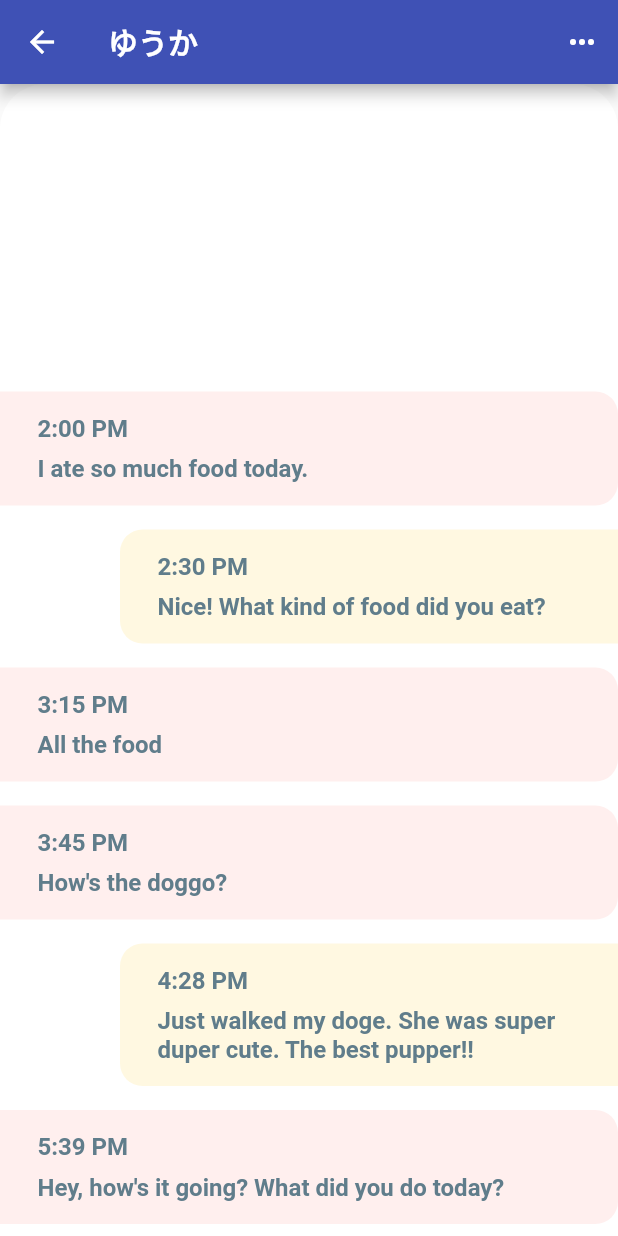
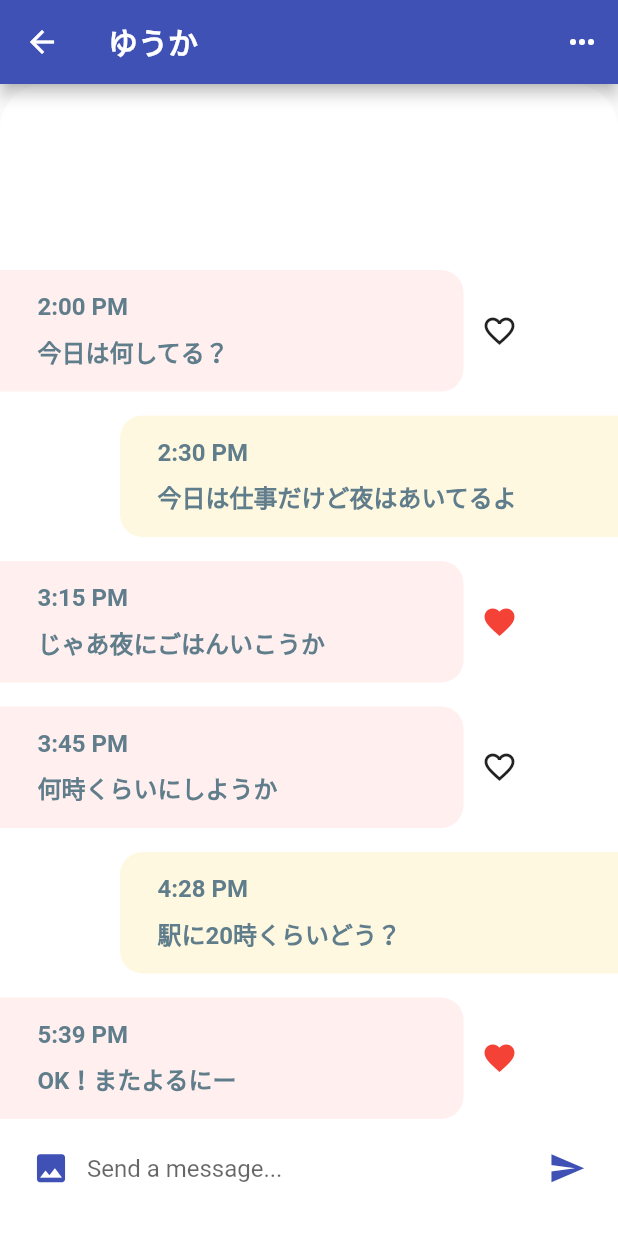
Before and after one commit to ramtiga/chat_ui, a Flutter app: the screen it shows after launch, after a tap on "ゆうか", on a phone screen of 412 x 824 dp. Run offline on Flutter 3.47's test engine with Material 2 defaults, Android fonts, the phone set to English and light mode, and no system bars; our stand-ins replace flutter_hooks, hooks_riverpod.

Commit message:
Add change like

```diff
--- a/lib/main.dart
+++ b/lib/main.dart
@@ -6,9 +6,6 @@ final selectMenuProvider = StateProvider((ref) => 0);
 
 void main() {
   runApp(ProviderScope(child: MyApp()));
-  //runApp(
-  //  ProviderScope(child: MyApp()),
-  //);
 }
 
 class MyApp extends StatelessWidget {
--- a/lib/models/message.dart
+++ b/lib/models/message.dart
@@ -1,11 +1,12 @@
 import 'package:chat_ui/models/user.dart';
+import 'package:flutter/material.dart';
 
 class Message {
-  final User sender;
-  final String time;
-  final String text;
-  final bool isLiked;
-  final bool unread;
+  User sender;
+  String time;
+  String text;
+  bool isLiked;
+  bool unread;
 
   Message({this.sender, this.time, this.text, this.isLiked, this.unread});
 }
@@ -73,45 +74,54 @@ List<Message> chats = [
 
 List<Message> messages = [
   Message(
-    sender: user4,
+    sender: user1,
     time: '5:39 PM',
-    text: 'Hey, how\'s it going? What did you do today?',
+    text: 'OK！またよるにー',
     isLiked: true,
     unread: true,
   ),
   Message(
     sender: currentUser,
     time: '4:28 PM',
-    text: 'Just walked my doge. She was super duper cute. The best pupper!!',
+    text: '駅に20時くらいどう？',
     isLiked: false,
     unread: true,
   ),
   Message(
-    sender: user7,
+    sender: user1,
     time: '3:45 PM',
-    text: 'How\'s the doggo?',
+    text: '何時くらいにしようか',
     isLiked: false,
     unread: true,
   ),
   Message(
-    sender: user2,
+    sender: user1,
     time: '3:15 PM',
-    text: 'All the food',
+    text: 'じゃあ夜にごはんいこうか',
     isLiked: true,
     unread: true,
   ),
   Message(
     sender: currentUser,
     time: '2:30 PM',
-    text: 'Nice! What kind of food did you eat?',
+    text: '今日は仕事だけど夜はあいてるよ',
     isLiked: false,
     unread: true,
   ),
   Message(
-    sender: user5,
+    sender: user1,
     time: '2:00 PM',
-    text: 'I ate so much food today.',
+    text: '今日は何してる？',
     isLiked: false,
     unread: true,
   ),
 ];
+
+class MessageChangeNotifier with ChangeNotifier {
+  List<Message> msgs = messages;
+
+  void changeLike(Message msg) {
+    msg.isLiked ? msg.isLiked = false : msg.isLiked = true;
+    notifyListeners();
+  }
+}
--- a/lib/pages/chat.dart
+++ b/lib/pages/chat.dart
@@ -2,12 +2,17 @@ import 'package:chat_ui/models/message.dart';
 import 'package:chat_ui/models/user.dart';
 import 'package:flutter/material.dart';
 import 'package:flutter_hooks/flutter_hooks.dart';
+import 'package:hooks_riverpod/hooks_riverpod.dart';
+
+final chatProvider = ChangeNotifierProvider((ref) => MessageChangeNotifier());
 
 class ChatPage extends HookWidget {
   final User user;
   ChatPage({this.user});
   @override
   Widget build(BuildContext context) {
+    final messageChats = useProvider(chatProvider);
+
     return Scaffold(
       appBar: AppBar(
         title: Text(
@@ -18,74 +23,9 @@ class ChatPage extends HookWidget {
           IconButton(icon: Icon(Icons.more_horiz), onPressed: () {}),
         ],
       ),
-      //body: Column(
-      //  children: [
-      //    Expanded(
-      //      child: Container(
-      //        //padding: EdgeInsets.symmetric(horizontal: 25.0, vertical: 15.0),
-      //        //width: MediaQuery.of(context).size.width * 0.75,
-      //        child: ListView.builder(
-      //            reverse: true,
-      //            itemCount: messages.length,
-      //            itemBuilder: (BuildContext context, int index) {
-      //              final message = messages[index];
-      //              bool isMe = message.sender == currentUser ? true : false;
-      //              return Container(
-      //                width: MediaQuery.of(context).size.width * 0.75,
-      //                margin: isMe
-      //                    ? EdgeInsets.only(
-      //                        top: 8.0,
-      //                        bottom: 8.0,
-      //                        left: 80.0,
-      //                      )
-      //                    : EdgeInsets.only(
-      //                        top: 8.0,
-      //                        bottom: 8.0,
-      //                      ),
-      //                padding: EdgeInsets.symmetric(
-      //                    horizontal: 25.0, vertical: 15.0),
-      //                decoration: BoxDecoration(
-      //                  color: isMe ? Colors.amber[50] : Color(0xFFFFEFEE),
-      //                  borderRadius: isMe
-      //                      ? BorderRadius.only(
-      //                          topLeft: Radius.circular(15.0),
-      //                          bottomLeft: Radius.circular(15.0),
-      //                        )
-      //                      : BorderRadius.only(
-      //                          topRight: Radius.circular(15.0),
-      //                          bottomRight: Radius.circular(15.0),
-      //                        ),
-      //                ),
-      //                child: Column(
-      //                  crossAxisAlignment: CrossAxisAlignment.start,
-      //                  children: [
-      //                    Text(
-      //                      message.time,
-      //                      style: TextStyle(
-      //                          color: Colors.blueGrey,
-      //                          fontSize: 16.0,
-      //                          fontWeight: FontWeight.bold),
-      //                    ),
-      //                    SizedBox(height: 8.0),
-      //                    Text(
-      //                      message.text,
-      //                      style: TextStyle(
-      //                          color: Colors.blueGrey,
-      //                          fontSize: 16.0,
-      //                          fontWeight: FontWeight.bold),
-      //                    ),
-      //                  ],
-      //                ),
-      //              );
-      //            }),
-      //      ),
-      //    ),
-      //  ],
-      //),
       body: GestureDetector(
         onTap: () => FocusScope.of(context).unfocus(),
         child: Column(
-          //crossAxisAlignment: CrossAxisAlignment.start,
           children: [
             Expanded(
               child: Container(
@@ -100,12 +40,12 @@ class ChatPage extends HookWidget {
                       topRight: Radius.circular(30.0)),
                   child: ListView.builder(
                       reverse: true,
-                      itemCount: messages.length,
+                      itemCount: messageChats.msgs.length,
                       itemBuilder: (BuildContext context, int index) {
-                        final message = messages[index];
+                        final message = messageChats.msgs[index];
                         bool isMe =
                             message.sender == currentUser ? true : false;
-                        return Container(
+                        final Container msg = Container(
                           width: MediaQuery.of(context).size.width * 0.75,
                           margin: isMe
                               ? EdgeInsets.only(
@@ -152,20 +92,55 @@ class ChatPage extends HookWidget {
                             ],
                           ),
                         );
-                        Row(
+                        if (isMe) {
+                          return msg;
+                        }
+                        return Row(
                           children: [
+                            msg,
                             IconButton(
                                 icon: message.isLiked
-                                    ? Icon(Icons.favorite)
+                                    ? Icon(
+                                        Icons.favorite,
+                                        color: Colors.red,
+                                      )
                                     : Icon(Icons.favorite_border),
-                                onPressed: null),
+                                onPressed: () =>
+                                    messageChats.changeLike(message)),
                           ],
                         );
                       }),
                 ),
               ),
             ),
-            //),
+            Container(
+              padding: EdgeInsets.only(left: 10.0, right: 10.0, bottom: 20.0),
+              height: 70.0,
+              color: Colors.white,
+              child: Row(
+                children: [
+                  IconButton(
+                      icon: Icon(Icons.photo),
+                      iconSize: 25.0,
+                      color: Colors.indigo,
+                      onPressed: () {}),
+                  Expanded(
+                    child: TextField(
+                      textCapitalization: TextCapitalization.sentences,
+                      onChanged: (value) {},
+                      decoration: InputDecoration.collapsed(
+                        hintText: 'Send a message...',
+                      ),
+                    ),
+                  ),
+                  IconButton(
+                      icon: Icon(Icons.send),
+                      iconSize: 25.0,
+                      color: Colors.indigo,
+                      onPressed: () {})
+                ],
+              ),
+            ),
           ],
         ),
       ),
```
